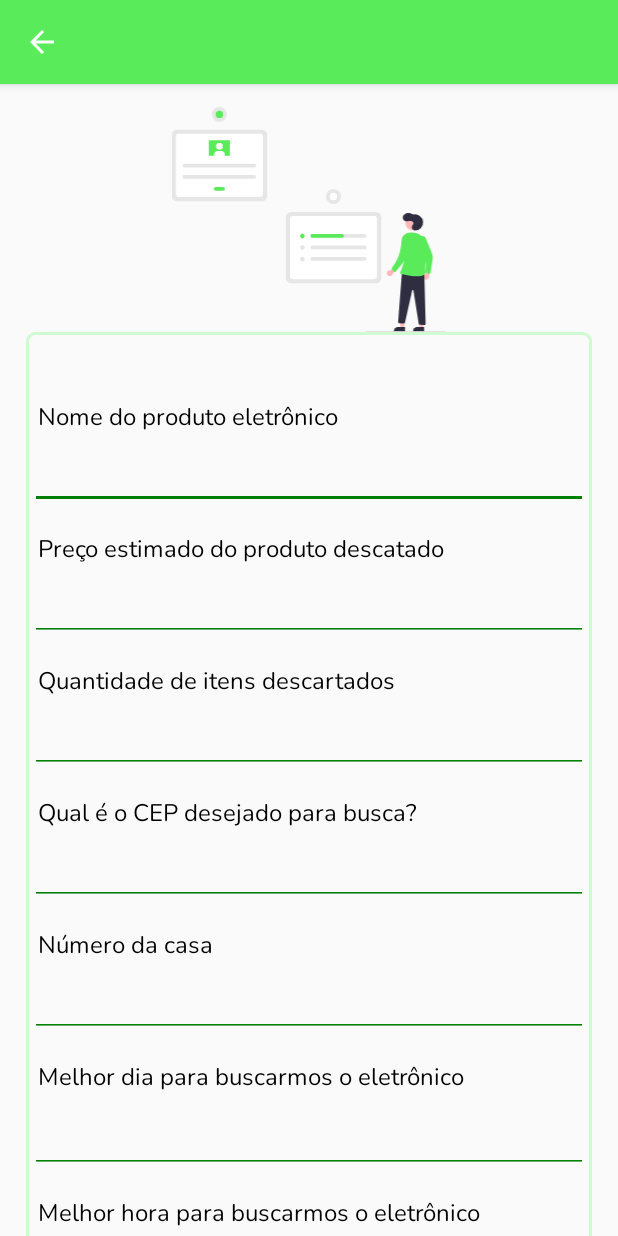
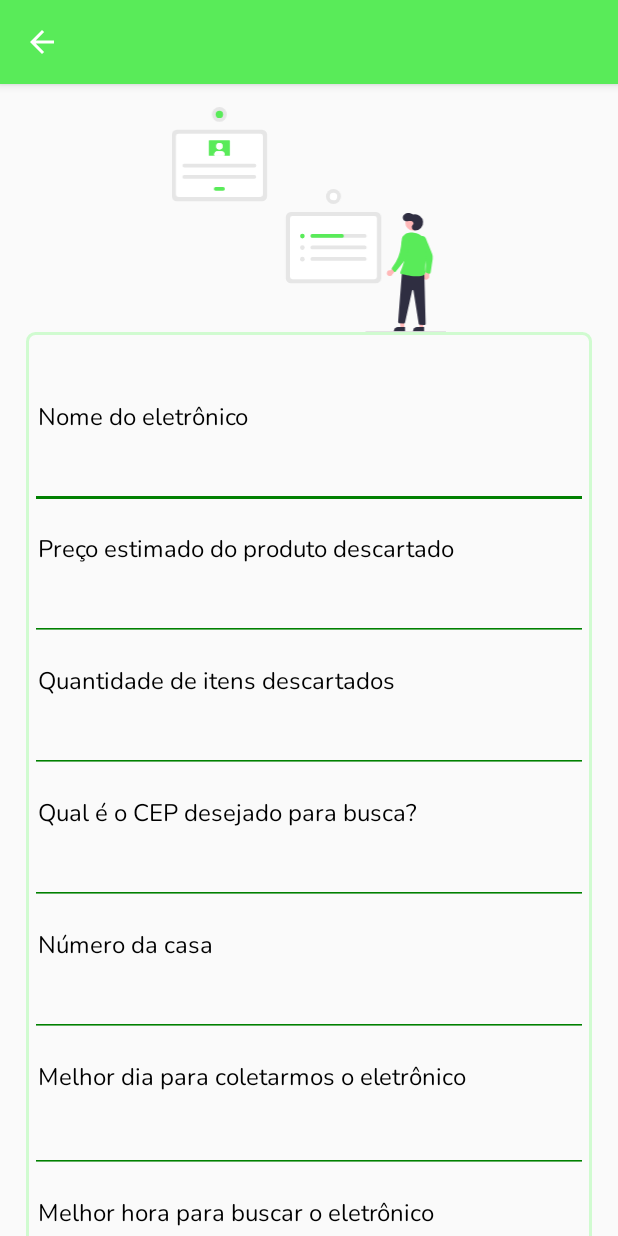
Before and after one commit to Mateus003/SysGreen, an Android app: the RegisterActivity screen opened directly, with no data from a screen before it, on a phone screen of 412 x 824 dp. Run offline under Robolectric (Android 15) with nearby library versions, the phone set to English and light mode, and no system bars.

Commit message:
upgrade project

```diff
--- a/app/src/main/java/com/example/sysgreen/RegisterActivity.kt
+++ b/app/src/main/java/com/example/sysgreen/RegisterActivity.kt
@@ -71,12 +71,12 @@ class RegisterActivity : AppCompatActivity(), View.OnClickListener{
                 intent.putExtra("moreFive", moreFive.isChecked)
                 startActivity(intent)
             }else{
-                Toast.makeText(this, "Fazemos coletas das 7 horas da manhã até às 18 horas.", Toast.LENGTH_LONG).
+                Toast.makeText(this, R.string.alert_hour_collect, Toast.LENGTH_LONG).
                 show()
             }
 
         }else{
-            Toast.makeText(this, "Preencha os campos corretamente", Toast.LENGTH_SHORT).
+            Toast.makeText(this, R.string.alert_form_correction, Toast.LENGTH_SHORT).
             show()
         }
 
--- a/app/src/main/res/layout/activity_register.xml
+++ b/app/src/main/res/layout/activity_register.xml
@@ -40,7 +40,7 @@
             android:textSize="16sp"
             android:layout_marginTop="45dp"
             android:layout_alignTop="@+id/form"
-            android:text="Nome do produto eletrônico"/>
+            android:text="@string/name_electronic"/>
 
         <EditText
             android:id="@+id/edittext_name_electronic"
@@ -61,7 +61,7 @@
             android:textSize="16sp"
             android:layout_marginTop="15dp"
             android:layout_below="@+id/edittext_name_electronic"
-            android:text="Preço estimado do produto descatado"/>
+            android:text="@string/price_product"/>
 
          <EditText
             android:id="@+id/edittext_price"
@@ -84,7 +84,7 @@
             android:textSize="16sp"
             android:layout_below="@id/edittext_price"
             android:layout_marginTop="15dp"
-            android:text="Quantidade de itens descartados"/>
+            android:text="@string/quantify_item"/>
 
         <EditText
             android:id="@+id/edittext_quantify_items"
@@ -130,14 +130,13 @@
             android:textSize="16sp"
             android:layout_below="@id/edittext_cep"
             android:layout_marginTop="15dp"
-            android:text="Número da casa"/>
+            android:text="@string/number_house"/>
 
         <EditText
             android:id="@+id/edittext_number_house"
             android:layout_width="match_parent"
             android:layout_height="50dp"
             android:inputType="number"
-
             android:layout_below="@id/number_house"
             android:layout_marginHorizontal="20dp"
             android:backgroundTint="#008000"
@@ -152,7 +151,7 @@
             android:textSize="16sp"
             android:layout_below="@id/edittext_number_house"
             android:layout_marginTop="15dp"
-            android:text="Melhor dia para buscarmos o eletrônico"/>
+            android:text="@string/best_day_collect_electronic"/>
 
         <EditText
             android:id="@+id/edittext_date_collect"
@@ -175,7 +174,7 @@
             android:textSize="16sp"
             android:layout_below="@id/edittext_date_collect"
             android:layout_marginTop="15dp"
-            android:text="Melhor hora para buscarmos o eletrônico"/>
+            android:text="@string/best_hours_collect_electronic"/>
 
         <EditText
             android:id="@+id/edittext_hours_collect"
@@ -197,7 +196,7 @@
             android:layout_marginTop="17dp"
             android:textColor="@color/black"
             android:layout_marginHorizontal="25dp"
-            android:text="Quantos anos tem o produto eletrônico?"
+            android:text="@string/year_product"
             android:fontFamily="@font/nunito"
             android:layout_below="@id/edittext_hours_collect"
             />
@@ -215,7 +214,7 @@
                 android:layout_width="wrap_content"
                 android:layout_height="wrap_content"
                 android:fontFamily="@font/nunito"
-                android:text="Menos de 3 anos"/>
+                android:text="@string/option_smaller_three"/>
 
             <RadioButton
                 android:id="@+id/option_three_and_five"
@@ -223,7 +222,7 @@
                 android:fontFamily="@font/nunito"
                 android:layout_height="wrap_content"
                 android:layout_marginTop="10dp"
-                android:text="Entre 3 e 5 anos"/>
+                android:text="@string/option_three_and_five"/>
 
             <RadioButton
                 android:id="@+id/option_more_five"
@@ -232,7 +231,7 @@
 
                 android:fontFamily="@font/nunito"
                 android:layout_height="wrap_content"
-                android:text="Mais de 5 anos"/>
+                android:text="@string/option_more_five"/>
 
         </RadioGroup>
 
@@ -243,7 +242,7 @@
             android:layout_width="190dp"
             android:layout_marginTop="30dp"
             android:layout_height="40dp"
-            android:text="Enviar para análise"
+            android:text="@string/sent_analysis"
             android:backgroundTint="#008000"
             android:fontFamily="@font/nunito"
             android:textColor="@color/white"
--- a/app/src/main/res/values/strings.xml
+++ b/app/src/main/res/values/strings.xml
@@ -1,4 +1,43 @@
 <resources>
     <string name="app_name">SysGreen</string>
     <string name="title_activity_collect_point">CollectPointActivity</string>
+    <string name="password">Senha</string>
+    <string name="email">E-mail</string>
+    <string name="continue_with">Ou continue com</string>
+    <string name="login">Login</string>
+    <string name="register">Ainda não é cadastrado? Cadastre-se!</string>
+    <string name="name_user">Olá, usuário!</string>
+    <string name="welcome">Bem vindo de volta:)</string>
+    <string name="value_money">R$ 100,00</string>
+    <string name="register_new_electronic">Agendar nova coleta</string>
+    <string name="point_collect">Pontos de coleta de próximos</string>
+    <string name="transfer_money">Transferir dinheiro</string>
+    <string name="collect_historic">Histórico de coletas</string>
+    <string name="text_about_company">Quando você recicla seus itens eletrônicos com a gente, além de ajudar o meio ambiente, você é recompensado por meio de dinheiro e descontos que podemser utilizados em nossas lojas parceiras! </string>
+    <string name="text_discount">Use seu desconto de</string>
+    <string name="value_discount"> 19.0%</string>
+    <string name="text_promotion">Ofertas das lojas parceiras</string>
+    <string name="name_electronic">Nome do eletrônico</string>
+    <string name="price_product">Preço estimado do produto descartado</string>
+    <string name="quantify_item">Quantidade de itens descartados</string>
+    <string name="cep">CEP desejado para busca</string>
+    <string name="number_house">Número da casa</string>
+    <string name="best_day_collect_electronic">Melhor dia para coletarmos o eletrônico</string>
+    <string name="best_hours_collect_electronic">Melhor hora para buscar o eletrônico</string>
+    <string name="year_product">Quantos anos tem o produto eletrônico?</string>
+    <string name="option_smaller_three">Menos de 3 anos</string>
+    <string name="option_three_and_five">Entre 3 e 5 anos</string>
+    <string name="option_more_five">Mais de 5 anos</string>
+    <string name="sent_analysis">Enviar para análise</string>
+    <string name="text_reward">Sua recompensa será:</string>
+    <string name="reward_money">R$ </string>
+    <string name="reward_discount"> de desconto</string>
+    <string name="confirm">Confirmar</string>
+    <string name="ask">Sua solicitação foi enviada para análise!</string>
+    <string name="contact_email">Em breve entraremos em contato via e-mail</string>
+    <string name="return_page_principal">Retornar para página principal</string>
+    <string name="alert_hour_collect">Fazemos coletas das 7 horas da manhã até às 18 horas.</string>
+    <string name="alert_form_correction">Preencha os campos corretamente</string>
+
+
 </resources>
```
Also changed, not shown: app/src/main/res/layout/activity_analysis.xml (+7 -8 lines), app/src/main/res/layout/activity_confirm.xml (+4 -4 lines), app/src/main/res/layout/activity_main.xml (+5 -5 lines), app/src/main/res/layout/activity_navigation.xml (+11 -14 lines).
